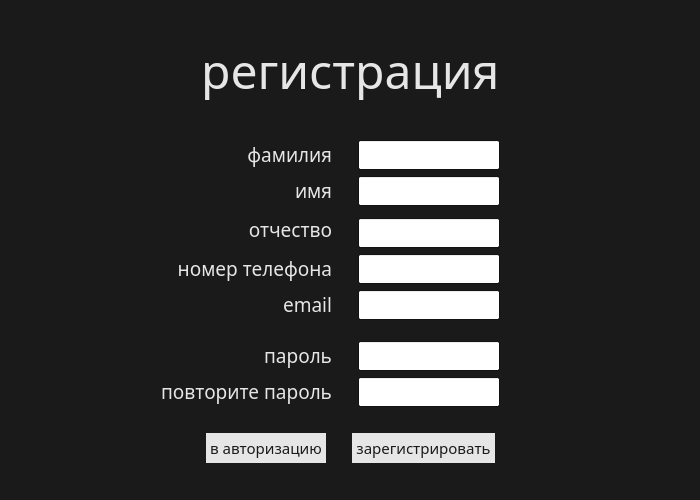
Above: states/entranceState/clientsignup.ui from NotZahar/bookstore before the change. Below: the same form after it.
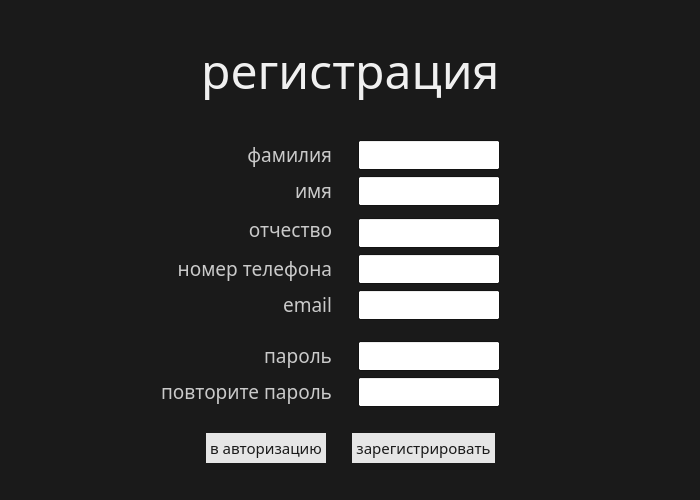
That is the form after the change.

The edit to the form file:
```diff
--- a/states/entranceState/clientsignup.ui
+++ b/states/entranceState/clientsignup.ui
@@ -16,9 +16,9 @@
      <colorrole role="WindowText">
       <brush brushstyle="SolidPattern">
        <color alpha="255">
-        <red>230</red>
-        <green>230</green>
-        <blue>230</blue>
+        <red>240</red>
+        <green>240</green>
+        <blue>240</blue>
        </color>
       </brush>
      </colorrole>
@@ -63,9 +63,9 @@
      <colorrole role="WindowText">
       <brush brushstyle="SolidPattern">
        <color alpha="255">
-        <red>230</red>
-        <green>230</green>
-        <blue>230</blue>
+        <red>240</red>
+        <green>240</green>
+        <blue>240</blue>
        </color>
       </brush>
      </colorrole>
@@ -472,6 +472,43 @@
        </item>
        <item row="1" column="0">
         <widget class="QLabel" name="label_3">
+         <property name="palette">
+          <palette>
+           <active>
+            <colorrole role="WindowText">
+             <brush brushstyle="SolidPattern">
+              <color alpha="255">
+               <red>202</red>
+               <green>202</green>
+               <blue>202</blue>
+              </color>
+             </brush>
+            </colorrole>
+           </active>
+           <inactive>
+            <colorrole role="WindowText">
+             <brush brushstyle="SolidPattern">
+              <color alpha="255">
+               <red>202</red>
+               <green>202</green>
+               <blue>202</blue>
+              </color>
+             </brush>
+            </colorrole>
+           </inactive>
+           <disabled>
+            <colorrole role="WindowText">
+             <brush brushstyle="SolidPattern">
+              <color alpha="255">
+               <red>120</red>
+               <green>120</green>
+               <blue>120</blue>
+              </color>
+             </brush>
+            </colorrole>
+           </disabled>
+          </palette>
+         </property>
          <property name="font">
           <font>
            <family>Ubuntu Mono</family>
@@ -755,6 +792,43 @@
        </item>
        <item row="7" column="0">
         <widget class="QLabel" name="label_7">
+         <property name="palette">
+          <palette>
+           <active>
+            <colorrole role="WindowText">
+             <brush brushstyle="SolidPattern">
+              <color alpha="255">
+               <red>202</red>
+               <green>202</green>
+               <blue>202</blue>
+              </color>
+             </brush>
+            </colorrole>
+           </active>
+           <inactive>
+            <colorrole role="WindowText">
+             <brush brushstyle="SolidPattern">
+              <color alpha="255">
+               <red>202</red>
+               <green>202</green>
+               <blue>202</blue>
+              </color>
+             </brush>
+            </colorrole>
+           </inactive>
+           <disabled>
+            <colorrole role="WindowText">
+             <brush brushstyle="SolidPattern">
+              <color alpha="255">
+               <red>120</red>
+               <green>120</green>
+               <blue>120</blue>
+              </color>
+             </brush>
+            </colorrole>
+           </disabled>
+          </palette>
+         </property>
          <property name="font">
           <font>
            <family>Ubuntu Mono</family>
@@ -768,6 +842,43 @@
        </item>
        <item row="5" column="0">
         <widget class="QLabel" name="label_6">
+         <property name="palette">
+          <palette>
+           <active>
+            <colorrole role="WindowText">
+             <brush brushstyle="SolidPattern">
+              <color alpha="255">
+               <red>202</red>
+               <green>202</green>
+               <blue>202</blue>
+              </color>
+             </brush>
+            </colorrole>
+           </active>
+           <inactive>
+            <colorrole role="WindowText">
+             <brush brushstyle="SolidPattern">
+              <color alpha="255">
+               <red>202</red>
+               <green>202</green>
+               <blue>202</blue>
+              </color>
+             </brush>
+            </colorrole>
+           </inactive>
+           <disabled>
+            <colorrole role="WindowText">
+             <brush brushstyle="SolidPattern">
+              <color alpha="255">
+               <red>120</red>
+               <green>120</green>
+               <blue>120</blue>
+              </color>
+             </brush>
+            </colorrole>
+           </disabled>
+          </palette>
+         </property>
          <property name="font">
           <font>
            <family>Ubuntu Mono</family>
@@ -895,6 +1006,43 @@
        </item>
        <item row="8" column="0">
         <widget class="QLabel" name="label_8">
+         <property name="palette">
+          <palette>
+           <active>
+            <colorrole role="WindowText">
+             <brush brushstyle="SolidPattern">
+              <color alpha="255">
+               <red>202</red>
+               <green>202</green>
+               <blue>202</blue>
+              </color>
+             </brush>
+            </colorrole>
+           </active>
+           <inactive>
+            <colorrole role="WindowText">
+             <brush brushstyle="SolidPattern">
+              <color alpha="255">
+               <red>202</red>
+               <green>202</green>
+               <blue>202</blue>
+              </color>
+             </brush>
+            </colorrole>
+           </inactive>
+           <disabled>
+            <colorrole role="WindowText">
+             <brush brushstyle="SolidPattern">
+              <color alpha="255">
+               <red>120</red>
+               <green>120</green>
+               <blue>120</blue>
+              </color>
+             </brush>
+            </colorrole>
+           </disabled>
+          </palette>
+         </property>
          <property name="font">
           <font>
            <family>Ubuntu Mono</family>
@@ -908,6 +1056,43 @@
        </item>
        <item row="2" column="0" rowspan="2">
         <widget class="QLabel" name="label_4">
+         <property name="palette">
+          <palette>
+           <active>
+            <colorrole role="WindowText">
+             <brush brushstyle="SolidPattern">
+              <color alpha="255">
+               <red>202</red>
+               <green>202</green>
+               <blue>202</blue>
+              </color>
+             </brush>
+            </colorrole>
+           </active>
+           <inactive>
+            <colorrole role="WindowText">
+             <brush brushstyle="SolidPattern">
+              <color alpha="255">
+               <red>202</red>
+               <green>202</green>
+               <blue>202</blue>
+              </color>
+             </brush>
+            </colorrole>
+           </inactive>
+           <disabled>
+            <colorrole role="WindowText">
+             <brush brushstyle="SolidPattern">
+              <color alpha="255">
+               <red>120</red>
+               <green>120</green>
+               <blue>120</blue>
+              </color>
+             </brush>
+            </colorrole>
+           </disabled>
+          </palette>
+         </property>
          <property name="font">
           <font>
            <family>Ubuntu Mono</family>
@@ -953,6 +1138,43 @@
        </item>
        <item row="0" column="0">
         <widget class="QLabel" name="label_2">
+         <property name="palette">
+          <palette>
+           <active>
+            <colorrole role="WindowText">
+             <brush brushstyle="SolidPattern">
+              <color alpha="255">
+               <red>202</red>
+               <green>202</green>
+               <blue>202</blue>
+              </color>
+             </brush>
+            </colorrole>
+           </active>
+           <inactive>
+            <colorrole role="WindowText">
+             <brush brushstyle="SolidPattern">
+              <color alpha="255">
+               <red>202</red>
+               <green>202</green>
+               <blue>202</blue>
+              </color>
+             </brush>
+            </colorrole>
+           </inactive>
+           <disabled>
+            <colorrole role="WindowText">
+             <brush brushstyle="SolidPattern">
+              <color alpha="255">
+               <red>120</red>
+               <green>120</green>
+               <blue>120</blue>
+              </color>
+             </brush>
+            </colorrole>
+           </disabled>
+          </palette>
+         </property>
          <property name="font">
           <font>
            <family>Ubuntu Mono</family>
@@ -1207,6 +1429,43 @@
        </item>
        <item row="4" column="0">
         <widget class="QLabel" name="label_5">
+         <property name="palette">
+          <palette>
+           <active>
+            <colorrole role="WindowText">
+             <brush brushstyle="SolidPattern">
+              <color alpha="255">
+               <red>202</red>
+               <green>202</green>
+               <blue>202</blue>
+              </color>
+             </brush>
+            </colorrole>
+           </active>
+           <inactive>
+            <colorrole role="WindowText">
+             <brush brushstyle="SolidPattern">
+              <color alpha="255">
+               <red>202</red>
+               <green>202</green>
+               <blue>202</blue>
+              </color>
+             </brush>
+            </colorrole>
+           </inactive>
+           <disabled>
+            <colorrole role="WindowText">
+             <brush brushstyle="SolidPattern">
+              <color alpha="255">
+               <red>120</red>
+               <green>120</green>
+               <blue>120</blue>
+              </color>
+             </brush>
+            </colorrole>
+           </disabled>
+          </palette>
+         </property>
          <property name="font">
           <font>
            <family>Ubuntu Mono</family>
```
